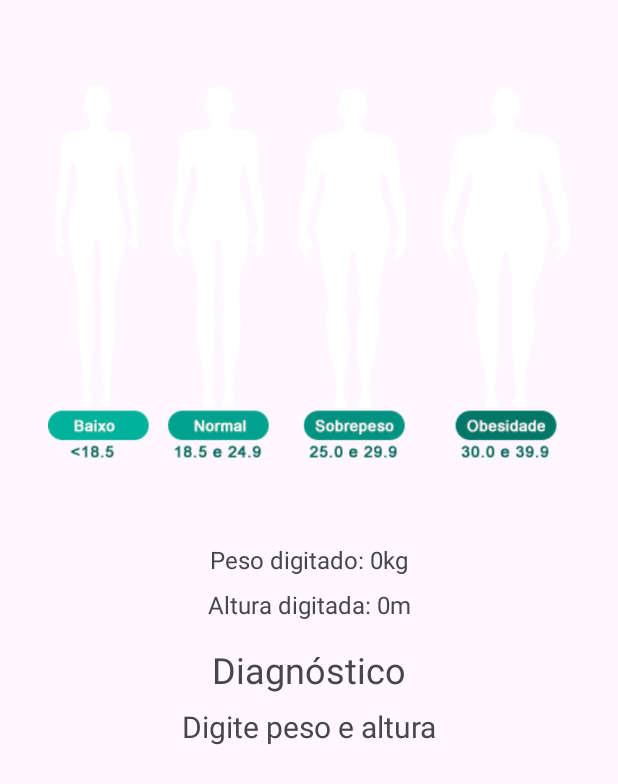
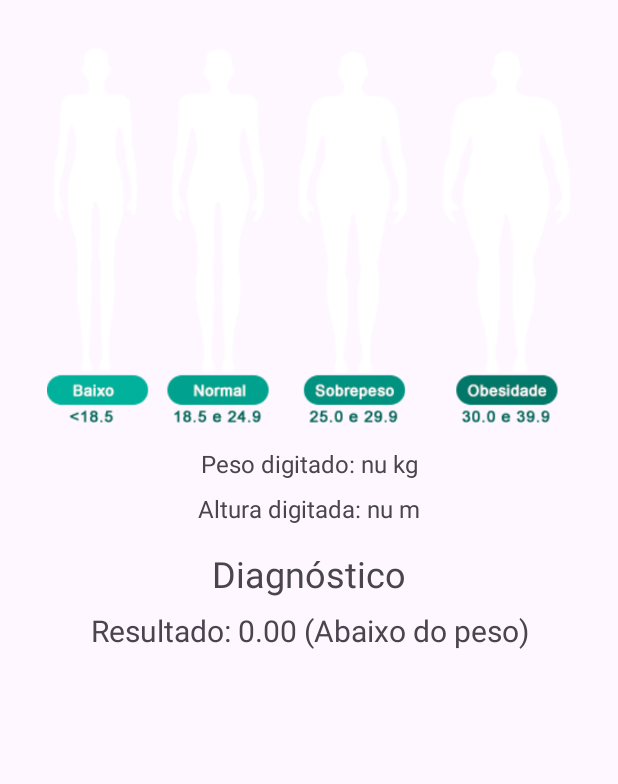
Before and after one commit to SamChrisostomo/Calculadora_IMC, an Android app: the ResultadoActivity screen opened directly, with no data from a screen before it, on a phone screen of 412 x 824 dp. Shown: the top 784 px of the screen. Run offline under Robolectric (Android 15) with nearby library versions, the phone set to English and light mode, and no system bars; 4 statements that could not run were skipped.

Commit message:
Refactor: Improve IMC calculation and UI
This commit refactors the IMC (Body Mass Index) calculation logic and updates the user interface in both MainActivity and ResultadoActivity.

**Key changes:**

*   **MainActivity.kt:**
    *   Added input validation to check for empty weight or height fields, displaying a Toast message if either is empty.
    *   Simplified the data passed to `ResultadoActivity` by sending weight and height as Strings.
*   **ResultadoActivity.kt:**
    *   Implemented the core IMC calculation logic.
    *   Added `TextViews` to display the entered weight, height, and the calculated IMC result along with its corresponding category (e.g., "Peso normal", "Sobrepeso").
    *   Handles potential errors if data is not passed correctly from `MainActivity` by showing a Toast.
    *   Formats height input if it's greater than 3.0 (assuming it was entered in centimeters).
*   **Layout Files (activity\_main.xml, activity\_resultado.xml):**
    *   Adjusted margins and sizes of UI elements (ImageViews, TextInputEditTexts) for better visual presentation.

```diff
--- a/app/src/main/java/com/crisostomo/calculadoraimc/ResultadoActivity.kt
+++ b/app/src/main/java/com/crisostomo/calculadoraimc/ResultadoActivity.kt
@@ -1,12 +1,19 @@
 package com.crisostomo.calculadoraimc
 
 import android.os.Bundle
+import android.widget.TextView
+import android.widget.Toast
 import androidx.activity.enableEdgeToEdge
 import androidx.appcompat.app.AppCompatActivity
 import androidx.core.view.ViewCompat
 import androidx.core.view.WindowInsetsCompat
 
 class ResultadoActivity : AppCompatActivity() {
+    private lateinit var textPeso: TextView
+    private lateinit var textAltura: TextView
+    private lateinit var textResultado: TextView
+    private lateinit var bundle: Bundle
+
     override fun onCreate(savedInstanceState: Bundle?) {
         super.onCreate(savedInstanceState)
         enableEdgeToEdge()
@@ -16,5 +23,51 @@ class ResultadoActivity : AppCompatActivity() {
             v.setPadding(systemBars.left, systemBars.top, systemBars.right, systemBars.bottom)
             insets
         }
+        bundle = intent.extras!!
+
+        textPeso = findViewById<TextView>(R.id.text_peso)
+        textAltura = findViewById<TextView>(R.id.text_altura)
+        textResultado = findViewById<TextView>(R.id.text_resultado)
+    }
+
+    override fun onStart() {
+        super.onStart()
+        if (bundle.isEmpty) {
+            Toast.makeText(this, "Não foi possível calcular o IMC", Toast.LENGTH_LONG).show()
+            return
+        }
+
+        val pesoString = bundle.getString("peso")
+        val alturaString = bundle.getString("altura")
+
+        var peso = pesoString?.toFloat()
+        var altura = alturaString?.toFloat()
+
+        if (altura != null && altura > 3.0f) {
+            altura *= 0.01f
+        }
+
+        textPeso.setText("Peso digitado: %.2f kg".format(peso))
+        textAltura.setText("Altura digitada: %.2f m".format(altura))
+        calculateImcResult(peso, altura)
+    }
+
+    fun calculateImcResult(peso: Float?, altura: Float?) {
+        var imc: Float = 0.0F
+
+        if (peso != null && altura != null) {
+            imc = peso / (altura * altura)
+        }
+
+        val resultado = when {
+            imc < 18.5 -> "Abaixo do peso"
+            imc in 18.5..24.9 -> "Peso normal"
+            imc in 25.0..29.9 -> "Sobrepeso"
+            imc in 30.0..34.5 -> "Obesidade grau 1"
+            imc in 35.0..39.9 -> "Obesidade grau 2"
+            else -> "Obesidade grau 3"
+        }
+
+        textResultado.setText("Resultado: %.2f (%s)".format(imc, resultado))
     }
 }
--- a/app/src/main/res/layout/activity_resultado.xml
+++ b/app/src/main/res/layout/activity_resultado.xml
@@ -10,10 +10,10 @@
     <ImageView
         android:id="@+id/imageView2"
         android:layout_width="0dp"
-        android:layout_height="wrap_content"
-        android:layout_marginStart="32dp"
-        android:layout_marginTop="16dp"
-        android:layout_marginEnd="32dp"
+        android:layout_height="250dp"
+        android:layout_marginStart="16dp"
+        android:layout_marginTop="32dp"
+        android:layout_marginEnd="16dp"
         android:contentDescription="@string/result_content_desc"
         app:layout_constraintEnd_toEndOf="parent"
         app:layout_constraintHorizontal_bias="0.5"
```
Also changed, not shown: app/src/main/java/com/crisostomo/calculadoraimc/MainActivity.kt (+7 -19 lines), app/src/main/res/layout/activity_main.xml (+9 -4 lines).
